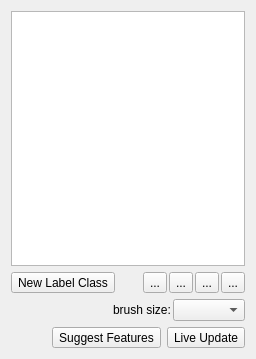
Above: ilastik/applets/pixelClassification/labelingDrawer.ui from ilastik/ilastik before the change. Below: the same form after it.
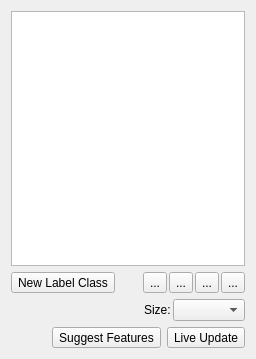
That is the form after the change. Icons and pictures are not drawn. Custom widgets are drawn as their Qt base class.

Commit message: Use brushSizeCaption from .ui files

What changed in the file:
```diff
--- a/ilastik/applets/pixelClassification/labelingDrawer.ui
+++ b/ilastik/applets/pixelClassification/labelingDrawer.ui
@@ -155,7 +155,7 @@
      <item>
       <widget class="QLabel" name="brushSizeCaption">
        <property name="text">
-        <string>brush size:</string>
+        <string>Size:</string>
        </property>
       </widget>
      </item>
```
The commit also changes 8 other files.
